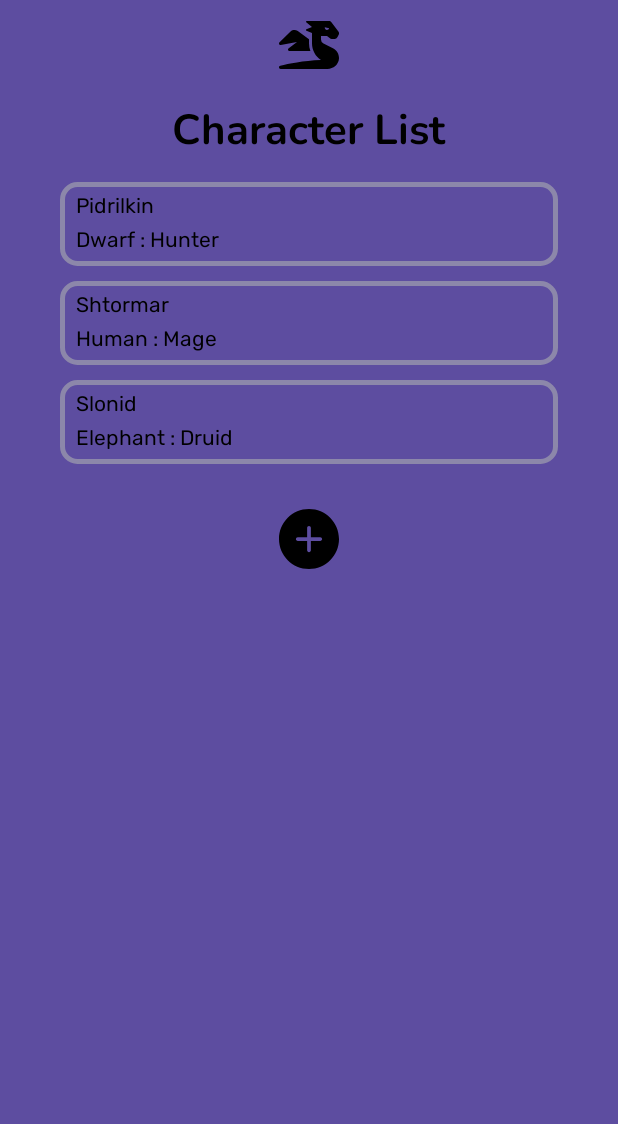
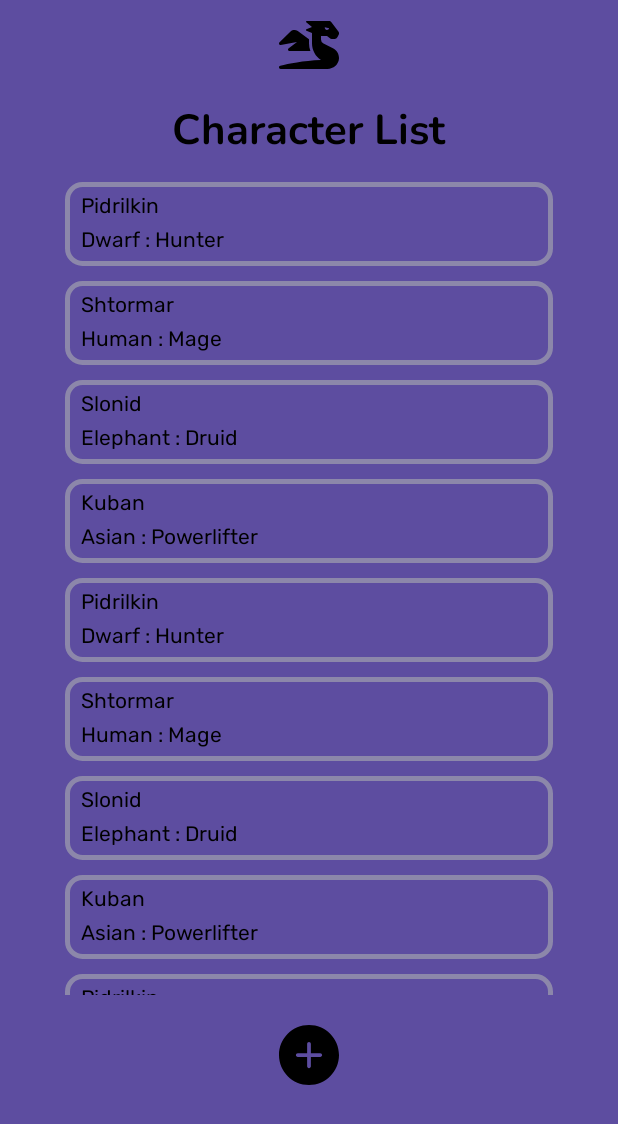
Before and after one commit to WadKos/dnd-character-app, an Android app: the screen it shows after launch (MainActivity), on a phone screen of 412 x 824 dp. Shown: the top 1124 px of the screen. Run offline under Robolectric (Android 15) with nearby library versions, the phone set to English and light mode, and no system bars.

Commit message:
fix "a lot of element" bug

```diff
--- a/app/src/main/java/ru/akostiuchek/dnd_application/Character.kt
+++ b/app/src/main/java/ru/akostiuchek/dnd_application/Character.kt
@@ -1,7 +1,6 @@
 package ru.akostiuchek.dnd_application
 
 data class Character(
-    val id: Int,
     var characterName: String,
     var characterRace: String,
     var characterClass: String,
--- a/app/src/main/java/ru/akostiuchek/dnd_application/MainActivity.kt
+++ b/app/src/main/java/ru/akostiuchek/dnd_application/MainActivity.kt
@@ -7,8 +7,6 @@ import androidx.recyclerview.widget.RecyclerView
 import ru.akostiuchek.dnd_application.Character
 
 class MainActivity : AppCompatActivity() {
-
-//    var listOfCharacter: MutableList<Character> = mutableListOf<Character>()
 
     private lateinit var newRecyclerView: RecyclerView
     private lateinit var newArrayList: ArrayList<Character>
@@ -24,18 +22,45 @@ class MainActivity : AppCompatActivity() {
             "Pidrilkin",
             "Shtormar",
             "Slonid",
+            "Kuban",
+            "Pidrilkin",
+            "Shtormar",
+            "Slonid",
+            "Kuban",
+            "Pidrilkin",
+            "Shtormar",
+            "Slonid",
+            "Kuban",
         )
 
         characterRace = arrayOf(
             "Dwarf",
             "Human",
             "Elephant",
+            "Asian",
+            "Dwarf",
+            "Human",
+            "Elephant",
+            "Asian",
+            "Dwarf",
+            "Human",
+            "Elephant",
+            "Asian",
         )
 
         characterClass = arrayOf(
             "Hunter",
             "Mage",
             "Druid",
+            "Powerlifter",
+            "Hunter",
+            "Mage",
+            "Druid",
+            "Powerlifter",
+            "Hunter",
+            "Mage",
+            "Druid",
+            "Powerlifter",
         )
 
         newRecyclerView = findViewById(R.id.recyclerView)
@@ -48,7 +73,7 @@ class MainActivity : AppCompatActivity() {
 
     private fun getUserData() {
         for (i in characterName.indices) {
-            val character = Character(i, characterName[i], characterRace[i], characterClass[i])
+            val character = Character(characterName[i], characterRace[i], characterClass[i])
             newArrayList.add(character)
         }
 
--- /dev/null
+++ b/app/src/main/res/layout/activity_add_character.xml
@@ -0,0 +1,6 @@
+<?xml version="1.0" encoding="utf-8"?>
+<androidx.constraintlayout.widget.ConstraintLayout xmlns:android="http://schemas.android.com/apk/res/android"
+    android:layout_width="match_parent"
+    android:layout_height="match_parent">
+
+</androidx.constraintlayout.widget.ConstraintLayout>
--- a/app/src/main/res/layout/activity_main.xml
+++ b/app/src/main/res/layout/activity_main.xml
@@ -32,8 +32,8 @@
 
     <LinearLayout
         android:id="@+id/linearLayout"
-        android:layout_width="match_parent"
-        android:layout_height="wrap_content"
+        android:layout_width="325dp"
+        android:layout_height="542dp"
         android:layout_marginHorizontal="40dp"
         android:layout_marginTop="15dp"
         android:orientation="vertical"
@@ -43,9 +43,9 @@
 
 
         <androidx.recyclerview.widget.RecyclerView
+            android:id="@+id/recyclerView"
             android:layout_width="match_parent"
-            android:layout_height="wrap_content"
-            android:id="@+id/recyclerView"/>
+            android:layout_height="match_parent" />
 
 
     </LinearLayout>
```
